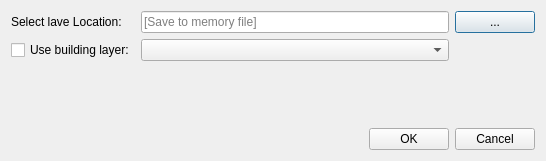
Before: the Qt Designer form UrbanDataInput/CreateNew_dialog_base.ui in spacesyntax/UrbanDataInputTool, drawn with Qt 5.
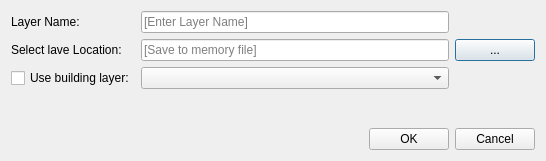
After: the same form once the commit is applied.

```diff
--- a/UrbanDataInput/CreateNew_dialog_base.ui
+++ b/UrbanDataInput/CreateNew_dialog_base.ui
@@ -16,10 +16,7 @@
   <layout class="QVBoxLayout" name="verticalLayout">
    <item>
     <layout class="QGridLayout" name="gridLayout">
-     <item row="2" column="1" colspan="2">
-      <widget class="QComboBox" name="selectLUCombo"/>
-     </item>
-     <item row="1" column="3">
+     <item row="2" column="3">
       <widget class="QPushButton" name="pushButtonSelectLocation">
        <property name="sizePolicy">
         <sizepolicy hsizetype="Maximum" vsizetype="Fixed">
@@ -32,7 +29,10 @@
        </property>
       </widget>
      </item>
-     <item row="1" column="0">
+     <item row="3" column="1" colspan="2">
+      <widget class="QComboBox" name="selectLUCombo"/>
+     </item>
+     <item row="2" column="0">
       <widget class="QLabel" name="label">
        <property name="sizePolicy">
         <sizepolicy hsizetype="Maximum" vsizetype="Maximum">
@@ -45,20 +45,7 @@
        </property>
       </widget>
      </item>
-     <item row="4" column="2">
-      <widget class="QPushButton" name="pushButtonNewFileDLG">
-       <property name="sizePolicy">
-        <sizepolicy hsizetype="Maximum" vsizetype="Fixed">
-         <horstretch>0</horstretch>
-         <verstretch>0</verstretch>
-        </sizepolicy>
-       </property>
-       <property name="text">
-        <string>OK</string>
-       </property>
-      </widget>
-     </item>
-     <item row="4" column="3">
+     <item row="5" column="3">
       <widget class="QPushButton" name="closePopUpButton">
        <property name="sizePolicy">
         <sizepolicy hsizetype="Maximum" vsizetype="Fixed">
@@ -71,7 +58,7 @@
        </property>
       </widget>
      </item>
-     <item row="3" column="2">
+     <item row="4" column="2">
       <spacer name="verticalSpacer">
        <property name="orientation">
         <enum>Qt::Vertical</enum>
@@ -84,20 +71,47 @@
        </property>
       </spacer>
      </item>
-     <item row="2" column="0">
+     <item row="3" column="0">
       <widget class="QCheckBox" name="createNewFileCheckBox">
        <property name="text">
         <string>Use building layer:</string>
        </property>
       </widget>
      </item>
-     <item row="1" column="1" colspan="2">
+     <item row="5" column="2">
+      <widget class="QPushButton" name="pushButtonNewFileDLG">
+       <property name="sizePolicy">
+        <sizepolicy hsizetype="Maximum" vsizetype="Fixed">
+         <horstretch>0</horstretch>
+         <verstretch>0</verstretch>
+        </sizepolicy>
+       </property>
+       <property name="text">
+        <string>OK</string>
+       </property>
+      </widget>
+     </item>
+     <item row="2" column="1" colspan="2">
       <widget class="QLineEdit" name="lineEditFrontages">
        <property name="placeholderText">
         <string>[Save to memory file]</string>
        </property>
       </widget>
      </item>
+     <item row="1" column="0">
+      <widget class="QLabel" name="label_2">
+       <property name="text">
+        <string>Layer Name:</string>
+       </property>
+      </widget>
+     </item>
+     <item row="1" column="1" colspan="2">
+      <widget class="QLineEdit" name="lineEditFileName">
+       <property name="placeholderText">
+        <string>[Enter Layer Name]</string>
+       </property>
+      </widget>
+     </item>
     </layout>
    </item>
   </layout>
```
